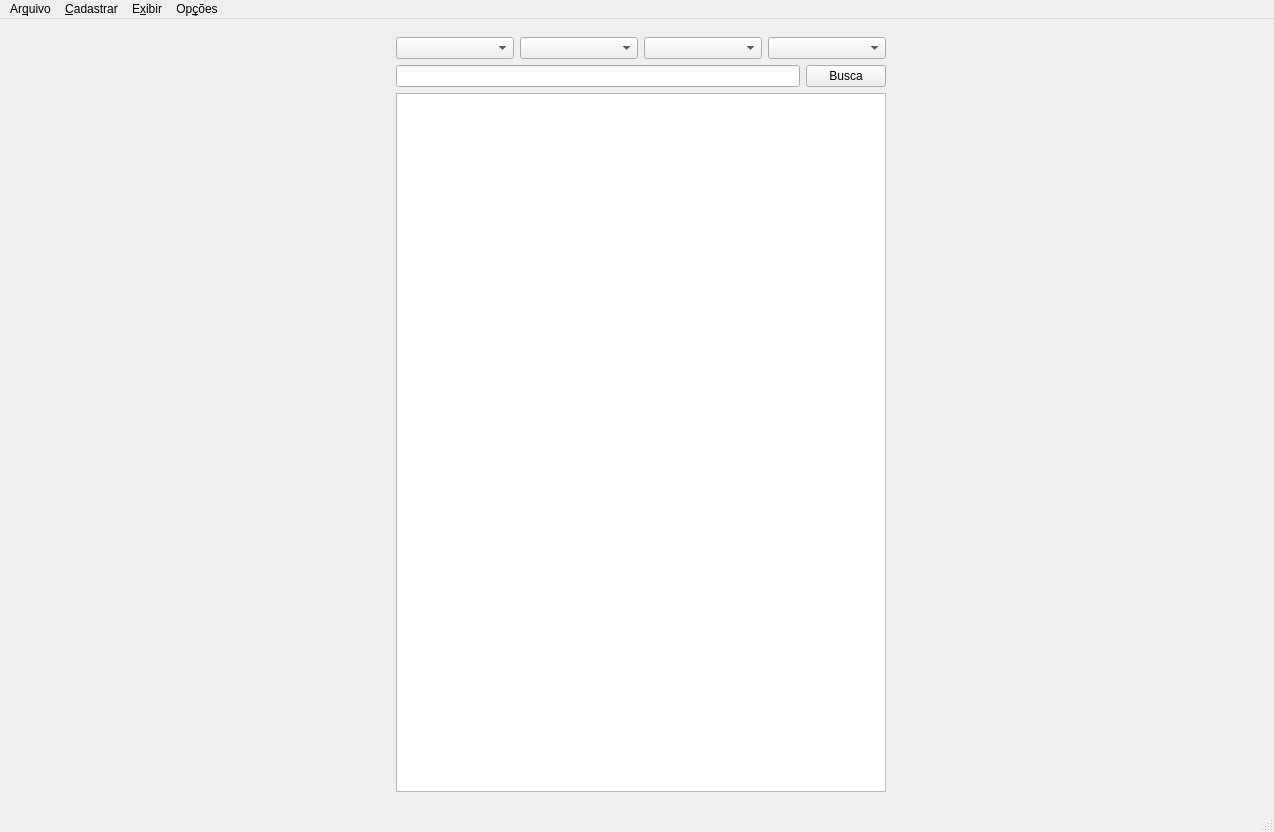
First picture: the form in src/main/python/ui/mainWindow.ui, repository matheusfillipe/ganec, before the edit.
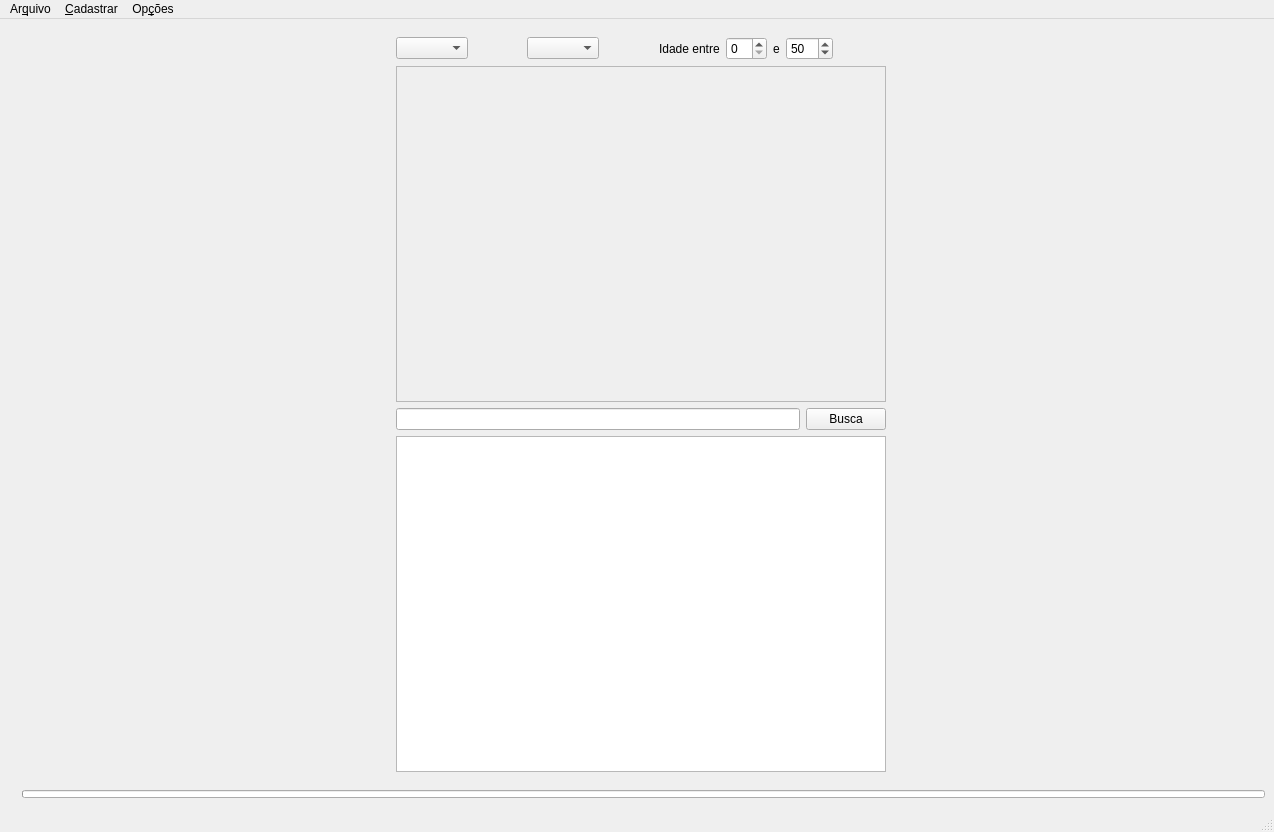
Second picture: the form after the edit.

```diff
--- a/src/main/python/ui/mainWindow.ui
+++ b/src/main/python/ui/mainWindow.ui
@@ -46,7 +46,7 @@
           <height>16777215</height>
          </size>
         </property>
-        <layout class="QVBoxLayout" name="verticalLayout_2" stretch="0,0,0">
+        <layout class="QVBoxLayout" name="verticalLayout_2" stretch="0,0,0,0">
          <property name="sizeConstraint">
           <enum>QLayout::SetMinimumSize</enum>
          </property>
@@ -59,16 +59,99 @@
             <widget class="QComboBox" name="comboBox_2"/>
            </item>
            <item>
-            <widget class="QComboBox" name="comboBox"/>
+            <spacer name="horizontalSpacer_3">
+             <property name="orientation">
+              <enum>Qt::Horizontal</enum>
+             </property>
+             <property name="sizeHint" stdset="0">
+              <size>
+               <width>40</width>
+               <height>20</height>
+              </size>
+             </property>
+            </spacer>
            </item>
            <item>
             <widget class="QComboBox" name="comboBox_3"/>
            </item>
            <item>
-            <widget class="QComboBox" name="comboBox_4"/>
+            <spacer name="horizontalSpacer">
+             <property name="orientation">
+              <enum>Qt::Horizontal</enum>
+             </property>
+             <property name="sizeHint" stdset="0">
+              <size>
+               <width>40</width>
+               <height>20</height>
+              </size>
+             </property>
+            </spacer>
+           </item>
+           <item>
+            <widget class="QLabel" name="label">
+             <property name="text">
+              <string>Idade entre</string>
+             </property>
+            </widget>
+           </item>
+           <item>
+            <widget class="QSpinBox" name="spinBoxIdadeMinima"/>
+           </item>
+           <item>
+            <widget class="QLabel" name="label_2">
+             <property name="text">
+              <string>e</string>
+             </property>
+            </widget>
+           </item>
+           <item>
+            <widget class="QSpinBox" name="spinBoxIdadeMaxima">
+             <property name="maximum">
+              <number>130</number>
+             </property>
+             <property name="value">
+              <number>50</number>
+             </property>
+            </widget>
+           </item>
+           <item>
+            <spacer name="horizontalSpacer_2">
+             <property name="orientation">
+              <enum>Qt::Horizontal</enum>
+             </property>
+             <property name="sizeHint" stdset="0">
+              <size>
+               <width>40</width>
+               <height>20</height>
+              </size>
+             </property>
+            </spacer>
            </item>
           </layout>
          </item>
+         <item>
+          <widget class="QScrollArea" name="scrollAreaTeste">
+           <property name="sizePolicy">
+            <sizepolicy hsizetype="Expanding" vsizetype="Expanding">
+             <horstretch>0</horstretch>
+             <verstretch>0</verstretch>
+            </sizepolicy>
+           </property>
+           <property name="widgetResizable">
+            <bool>true</bool>
+           </property>
+           <widget class="QWidget" name="scrollAreaWidgetContents">
+            <property name="geometry">
+             <rect>
+              <x>0</x>
+              <y>0</y>
+              <width>589</width>
+              <height>302</height>
+             </rect>
+            </property>
+           </widget>
+          </widget>
+         </item>
          <item>
           <layout class="QHBoxLayout" name="horizontalLayout_5">
            <item>
@@ -84,13 +167,40 @@
           </layout>
          </item>
          <item>
-          <widget class="QListView" name="listViewBusca"/>
+          <widget class="QListWidget" name="listViewBusca"/>
          </item>
         </layout>
        </widget>
       </item>
      </layout>
     </item>
+    <item row="1" column="0">
+     <layout class="QHBoxLayout" name="horizontalLayout_3">
+      <item>
+       <widget class="QLabel" name="loadingLabel">
+        <property name="text">
+         <string/>
+        </property>
+       </widget>
+      </item>
+      <item>
+       <widget class="QProgressBar" name="progressBar">
+        <property name="maximumSize">
+         <size>
+          <width>16777215</width>
+          <height>8</height>
+         </size>
+        </property>
+        <property name="value">
+         <number>0</number>
+        </property>
+        <property name="textVisible">
+         <bool>false</bool>
+        </property>
+       </widget>
+      </item>
+     </layout>
+    </item>
    </layout>
   </widget>
   <widget class="QMenuBar" name="menubar">
@@ -99,7 +209,7 @@
      <x>0</x>
      <y>0</y>
      <width>1274</width>
-     <height>21</height>
+     <height>39</height>
     </rect>
    </property>
    <widget class="QMenu" name="menuArquivo">
@@ -117,18 +227,8 @@
     <addaction name="actionEscolas"/>
     <addaction name="actionAlunos"/>
     <addaction name="actionModalidades"/>
-   </widget>
-   <widget class="QMenu" name="menuExibir">
-    <property name="title">
-     <string>E&amp;xibir</string>
-    </property>
-    <widget class="QMenu" name="menuMapas">
-     <property name="title">
-      <string>Mapas</string>
-     </property>
-     <addaction name="actionAluno_para_Escola"/>
-    </widget>
-    <addaction name="menuMapas"/>
+    <addaction name="separator"/>
+    <addaction name="menuImportar_arquivo"/>
    </widget>
    <widget class="QMenu" name="menuOp_es">
     <property name="title">
@@ -141,7 +241,6 @@
    </widget>
    <addaction name="menuArquivo"/>
    <addaction name="menuCadastrar"/>
-   <addaction name="menuExibir"/>
    <addaction name="menuOp_es"/>
   </widget>
   <widget class="QStatusBar" name="statusbar"/>
```
Left out of the diff: 59 changed lines with no effect on the pictures.
